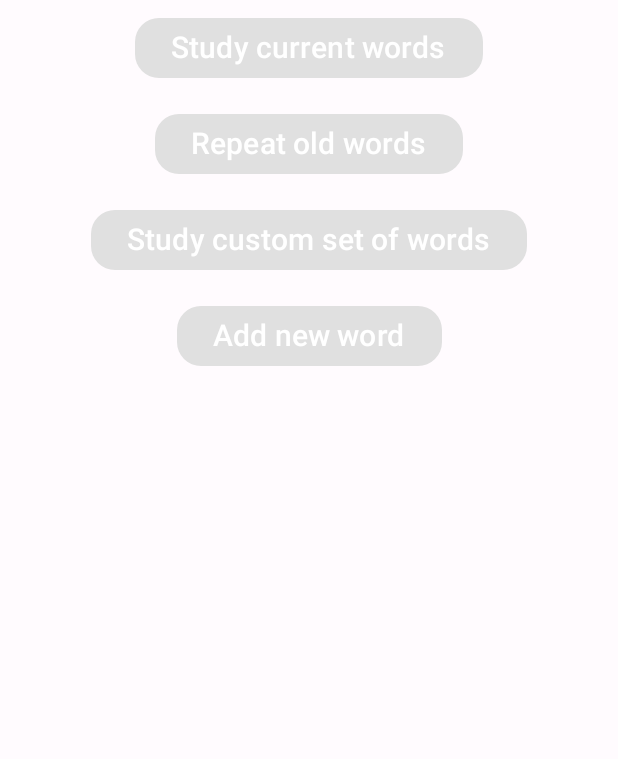
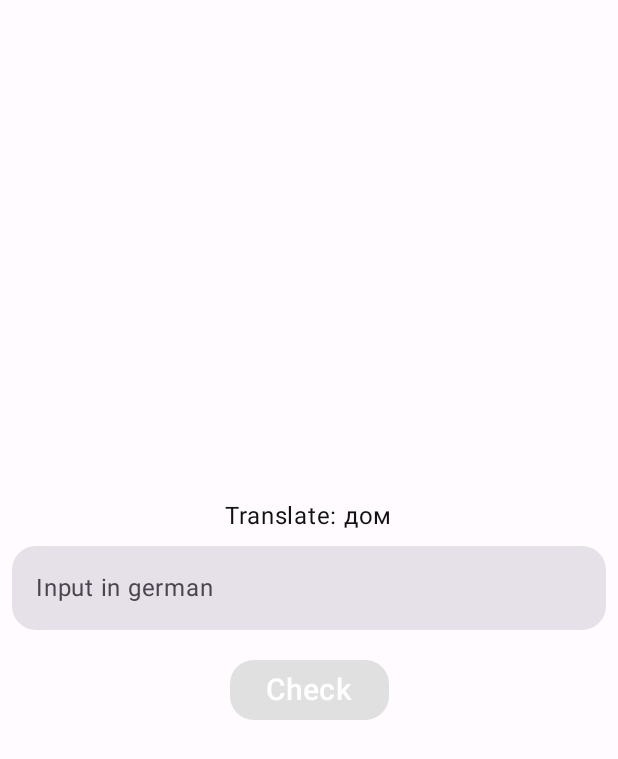
Before and after one commit to quqveik1/Dictionary, an Android app built with Jetpack Compose: the TypeScreen screen opened through its navigation route, after a tap on "Study current words", on a phone screen of 412 x 824 dp. Shown: the top 759 px of the screen. Run offline under Robolectric (Android 15) with nearby library versions, the light colour scheme and no system bars; our stand-ins replace Room's generated code.

Commit message:
LearnScreen model

```diff
--- a/app/src/main/java/com/kurlic/dictionary/data/WordCategory.kt
+++ b/app/src/main/java/com/kurlic/dictionary/data/WordCategory.kt
@@ -2,5 +2,6 @@ package com.kurlic.dictionary.data
 
 enum class WordCategory(val value: Int) {
     Learned(1),
-    Learning(0)
+    Learning(0),
+    Common(2)
 }
--- a/app/src/main/java/com/kurlic/dictionary/elements/StyledButton.kt
+++ b/app/src/main/java/com/kurlic/dictionary/elements/StyledButton.kt
@@ -3,6 +3,7 @@ package com.kurlic.dictionary.elements
 import androidx.compose.foundation.layout.padding
 import androidx.compose.foundation.shape.RoundedCornerShape
 import androidx.compose.material3.Button
+import androidx.compose.material3.ButtonColors
 import androidx.compose.material3.ButtonDefaults
 import androidx.compose.material3.ColorScheme
 import androidx.compose.material3.MaterialTheme
@@ -21,11 +22,12 @@ import com.kurlic.dictionary.ui.theme.MediumGray
 fun StyledButton(
     text: String,
     onClick: () -> Unit,
-    modifier: Modifier = Modifier
+    modifier: Modifier = Modifier,
+    buttonColors: ButtonColors? = null
 ) {
     Button(
         onClick = onClick,
-        colors = ButtonDefaults.buttonColors(containerColor = MaterialTheme.colorScheme.secondary),
+        colors = if(buttonColors != null) buttonColors else ButtonDefaults.buttonColors(containerColor = MaterialTheme.colorScheme.secondary),
         shape = RoundedCornerShape(dimensionResource(id = R.dimen.shape_standard)),
         modifier = modifier.padding(dimensionResource(id = R.dimen.padding_standard)),
     ) {
@@ -36,3 +38,8 @@ fun StyledButton(
         )
     }
 }
+
+@Composable
+fun getButtonColor() : ButtonColors {
+    return ButtonDefaults.buttonColors(containerColor = MaterialTheme.colorScheme.secondary)
+}
--- a/app/src/main/java/com/kurlic/dictionary/screens/NewWordScreen.kt
+++ b/app/src/main/java/com/kurlic/dictionary/screens/NewWordScreen.kt
@@ -4,16 +4,12 @@ import android.content.Context
 import android.widget.Toast
 import androidx.compose.foundation.layout.Arrangement
 import androidx.compose.foundation.layout.Column
-import androidx.compose.foundation.layout.fillMaxWidth
 import androidx.compose.foundation.layout.padding
-import androidx.compose.foundation.shape.RoundedCornerShape
 import androidx.compose.material3.ExperimentalMaterial3Api
 import androidx.compose.material3.Text
-import androidx.compose.material3.TextField
 import androidx.compose.runtime.Composable
 import androidx.compose.runtime.MutableState
 import androidx.compose.runtime.mutableStateOf
-import androidx.compose.runtime.remember
 import androidx.compose.runtime.rememberCoroutineScope
 import androidx.compose.runtime.saveable.rememberSaveable
 import androidx.compose.ui.Alignment
@@ -22,7 +18,6 @@ import androidx.compose.ui.platform.LocalContext
 import androidx.compose.ui.res.dimensionResource
 import androidx.compose.ui.res.stringResource
 import androidx.compose.ui.tooling.preview.Preview
-import androidx.compose.ui.unit.dp
 import androidx.compose.ui.unit.sp
 import androidx.navigation.NavController
 import com.kurlic.dictionary.MainActivity
--- a/app/src/main/java/com/kurlic/dictionary/screens/ScreenNavigation.kt
+++ b/app/src/main/java/com/kurlic/dictionary/screens/ScreenNavigation.kt
@@ -2,8 +2,10 @@ package com.kurlic.dictionary.screens
 
 import androidx.compose.runtime.Composable
 import androidx.navigation.compose.NavHost
+import androidx.navigation.compose.composable
 import androidx.navigation.compose.rememberNavController
-import androidx.navigation.compose.composable
+import com.kurlic.dictionary.screens.learnwords.LearnWordsScreenTag
+import com.kurlic.dictionary.screens.learnwords.TestLearnWordsScreen
 
 @Composable
 fun AppNavigation() {
@@ -13,5 +15,6 @@ fun AppNavigation() {
         composable(TypeScreenTag) { TypeScreen(navController) }
         composable(NewWordScreenTag) { NewWordScreen(navController) }
         composable(WordListScreenTag) { WordListScreen(navController) }
+        composable(LearnWordsScreenTag) { TestLearnWordsScreen(navController) }
     }
 }
--- a/app/src/main/java/com/kurlic/dictionary/screens/TypeScreen.kt
+++ b/app/src/main/java/com/kurlic/dictionary/screens/TypeScreen.kt
@@ -1,5 +1,7 @@
 package com.kurlic.dictionary.screens
 
+import androidx.compose.foundation.layout.Box
+import androidx.compose.foundation.layout.fillMaxSize
 import androidx.compose.foundation.layout.fillMaxWidth
 import androidx.compose.foundation.layout.wrapContentWidth
 import androidx.compose.foundation.lazy.LazyColumn
@@ -9,6 +11,7 @@ import androidx.compose.ui.Alignment
 import androidx.compose.ui.Modifier
 import androidx.navigation.NavController
 import com.kurlic.dictionary.elements.StyledButton
+import com.kurlic.dictionary.screens.learnwords.LearnWordsScreenTag
 
 const val TypeScreenTag = "TYPE"
 
@@ -24,7 +27,11 @@ fun TypeScreen(navController: NavController) {
         StudyCustomSet,
         AddWord
     )
-    LazyColumn() {
+    Box(
+        modifier = Modifier.fillMaxSize(),
+        contentAlignment = Alignment.Center
+    ) {
+        LazyColumn {
             items(itemList) { item ->
                 val onClickFnc = when (item) {
                     AddWord -> {
@@ -33,6 +40,9 @@ fun TypeScreen(navController: NavController) {
 
                     StudyCustomSet -> {
                         { navController.navigate(WordListScreenTag) }
+                    }
+                    StudyCurrentWords -> {
+                        {navController.navigate(LearnWordsScreenTag)}
                     }
 
                     else -> {
@@ -48,6 +58,5 @@ fun TypeScreen(navController: NavController) {
                 )
             }
         }
-
-
     }
+}
--- /dev/null
+++ b/app/src/main/java/com/kurlic/dictionary/screens/learnwords/LearnWordsScreen.kt
@@ -0,0 +1,171 @@
+package com.kurlic.dictionary.screens.learnwords
+
+import androidx.compose.foundation.layout.Arrangement
+import androidx.compose.foundation.layout.Column
+import androidx.compose.foundation.layout.fillMaxSize
+import androidx.compose.foundation.layout.fillMaxWidth
+import androidx.compose.material3.ButtonColors
+import androidx.compose.material3.ButtonDefaults
+import androidx.compose.material3.Text
+import androidx.compose.runtime.Composable
+import androidx.compose.runtime.LaunchedEffect
+import androidx.compose.runtime.getValue
+import androidx.compose.runtime.mutableStateOf
+import androidx.compose.runtime.remember
+import androidx.compose.runtime.saveable.rememberSaveable
+import androidx.compose.runtime.setValue
+import androidx.compose.ui.Alignment
+import androidx.compose.ui.Modifier
+import androidx.compose.ui.graphics.Color
+import androidx.compose.ui.res.stringResource
+import androidx.navigation.NavController
+import com.kurlic.dictionary.R
+import com.kurlic.dictionary.data.LangName
+import com.kurlic.dictionary.data.WordCategory
+import com.kurlic.dictionary.data.WordEntity
+import com.kurlic.dictionary.elements.StyledButton
+import com.kurlic.dictionary.elements.StyledTextField
+
+const val LearnWordsScreenTag = "LEARN"
+
+@Composable
+fun TestLearnWordsScreen(navController: NavController) {
+    val words = listOf(
+        WordEntity(
+            id = 1,
+            key = "дом",
+            keyLang = LangName.Russian,
+            wordValue = "Haus",
+            valueLang = LangName.German,
+            learningProgress = 0,
+            category = WordCategory.Common
+        ),
+        WordEntity(
+            id = 2,
+            key = "кошка",
+            keyLang = LangName.Russian,
+            wordValue = "Katze",
+            valueLang = LangName.German,
+            learningProgress = 0,
+            category = WordCategory.Common
+        ),
+        WordEntity(
+            id = 3,
+            key = "солнце",
+            keyLang = LangName.Russian,
+            wordValue = "Sonne",
+            valueLang = LangName.German,
+            learningProgress = 0,
+            category = WordCategory.Common
+        )
+    )
+    LearnWordsScreen(
+        navController = navController,
+        words = words
+    )
+}
+
+@Composable
+fun LearnWordsScreen(
+    navController: NavController,
+    words: List<WordEntity>
+) {
+    var currentIndex by remember {
+        mutableStateOf(0)
+    }
+    val currentWord = words.getOrNull(currentIndex)
+
+    val onAnswerGiven: (isCorrect: Boolean) -> Unit = {
+    }
+    val onNextQuestion: () -> Unit = {
+        currentIndex++
+    }
+
+    Column(
+        modifier = Modifier.fillMaxSize(),
+        horizontalAlignment = Alignment.CenterHorizontally,
+        verticalArrangement = Arrangement.Center
+    ) {
+        if (currentWord != null) {
+            LearnWordSection(
+                word = currentWord,
+                onAnswerGiven = onAnswerGiven,
+                onNextQuestion = onNextQuestion
+            )
+        } else {
+            Text("Поздравляем! Вы изучили все слова.")
+        }
+    }
+}
+
+@Composable
+fun LearnWordSection(
+    word: WordEntity,
+    onAnswerGiven: (isCorrect: Boolean) -> Unit,
+    onNextQuestion: () -> Unit
+) {
+    val userAnswer = rememberSaveable {
+        mutableStateOf("")
+    }
+
+    val isUserCorrect = rememberSaveable {
+        mutableStateOf<Boolean?>(null)
+    }
+
+    val checkButtonText = rememberSaveable {
+        mutableStateOf("")
+    }
+    val checkButtonColor = remember {
+        mutableStateOf<ButtonColors?>(null)
+    }
+    val checkStr = stringResource(id = R.string.check)
+    val nextStr = stringResource(id = R.string.next)
+
+    LaunchedEffect(key1 = word) {
+        isUserCorrect.value = null
+        userAnswer.value = ""
+        checkButtonText.value = checkStr
+        checkButtonColor.value = null
+    }
+
+    val buttonColorGreen = ButtonDefaults.buttonColors(Color.Green)
+    val buttonColorRed = ButtonDefaults.buttonColors(Color.Red)
+
+    LaunchedEffect(isUserCorrect.value) {
+        if (isUserCorrect.value != null) {
+            checkButtonText.value = nextStr
+            checkButtonColor.value = if(isUserCorrect.value!!) buttonColorGreen else buttonColorRed
+        }
+    }
+
+
+    Column(
+        modifier = Modifier.fillMaxWidth(),
+        horizontalAlignment = Alignment.CenterHorizontally
+    ) {
+        Text(
+            text = "${stringResource(id = R.string.translate)}: ${word.key}",
+        )
+
+        StyledTextField(
+            textState = userAnswer,
+            label = stringResource(id = R.string.input_german)
+        )
+
+        StyledButton(
+            onClick = {
+                if (isUserCorrect.value == null) {
+                    val isCorrect = userAnswer.value == word.wordValue
+
+                    onAnswerGiven(isCorrect)
+
+                    isUserCorrect.value = isCorrect
+                } else {
+                    onNextQuestion()
+                }
+            },
+            text = checkButtonText.value,
+            buttonColors = checkButtonColor.value
+        )
+    }
+}
--- /dev/null
+++ b/app/src/main/res/values/learn_words.xml
@@ -0,0 +1,5 @@
+<resources>
+    <string name="next">Next</string>
+    <string name="check">Check</string>
+    <string name="translate">Translate</string>
+</resources>
```
Lines whose indentation alone changed are shown as unchanged.
